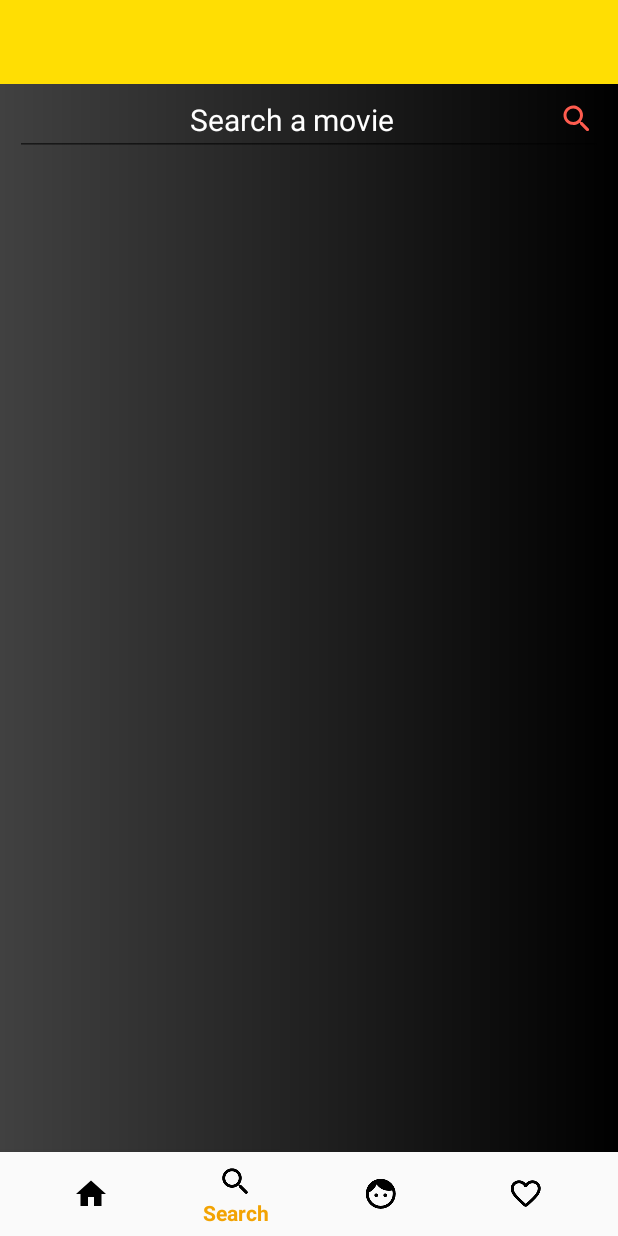
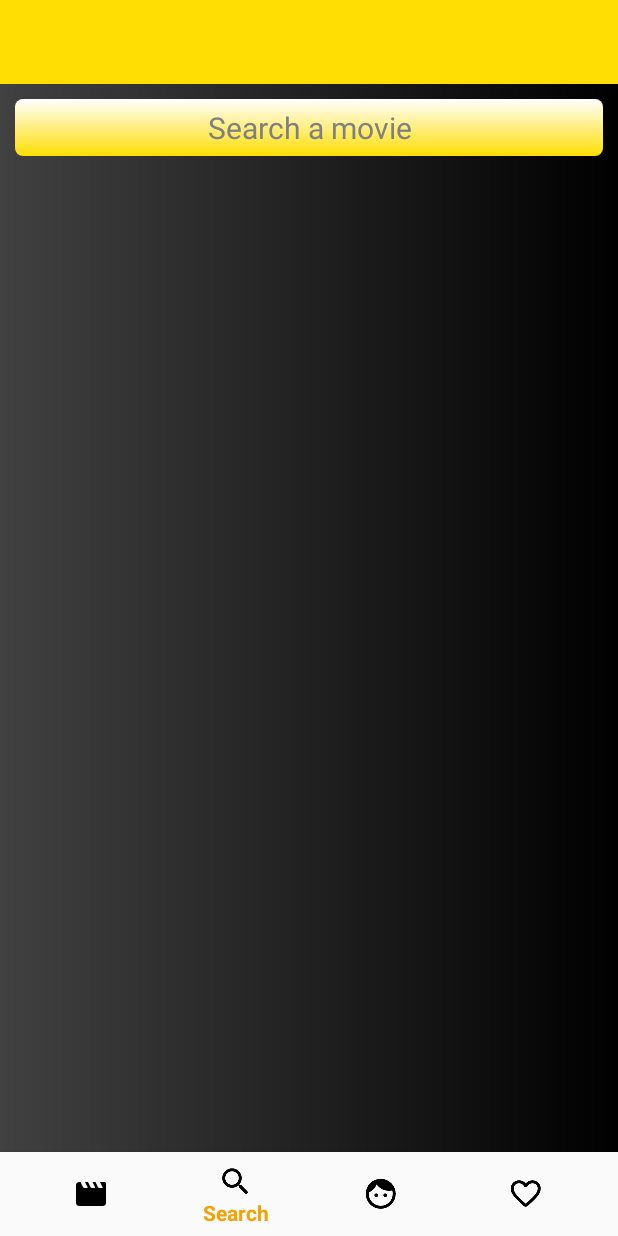
Before and after one commit to ikakooo/Final_Project_Movies, an Android app: the SearchFragment screen opened through its navigation route, on a phone screen of 412 x 824 dp. Run offline under Robolectric (Android 15) with nearby library versions, the phone set to English and light mode, and no system bars; our stand-ins replace navigation-ui; pictures from the network do not load.

Commit message:
search edit text

```diff
--- a/app/src/main/java/com/example/movieapplication/detailed_movie_view/DetailedMovieActivity.kt
+++ b/app/src/main/java/com/example/movieapplication/detailed_movie_view/DetailedMovieActivity.kt
@@ -71,6 +71,7 @@ class DetailedMovieActivity : AppCompatActivity() {
         lifecycle.addObserver(youtube_player_view)
         youtube_player_view.addYouTubePlayerListener(object : AbstractYouTubePlayerListener() {
             override fun onReady(youTubePlayer: YouTubePlayer) {
+
 
                 val loader = object : Thread() {
                     override fun run() {
--- /dev/null
+++ b/app/src/main/res/drawable/edit_text_shape.xml
@@ -0,0 +1,7 @@
+<?xml version="1.0" encoding="utf-8"?>
+<shape android:shape="rectangle"
+    xmlns:android="http://schemas.android.com/apk/res/android">
+    <gradient android:angle="-90" android:startColor="@color/white" android:endColor="@color/colorAccent"/>
+    <corners android:radius="5dp"/>
+
+</shape>
--- /dev/null
+++ b/app/src/main/res/drawable/ic_movie_creation_24px.xml
@@ -0,0 +1,9 @@
+<vector xmlns:android="http://schemas.android.com/apk/res/android"
+    android:width="24dp"
+    android:height="24dp"
+    android:viewportWidth="24"
+    android:viewportHeight="24">
+  <path
+      android:fillColor="#FF000000"
+      android:pathData="M18,4l1.82,3.64c0.08,0.16 -0.04,0.36 -0.22,0.36h-1.98c-0.38,0 -0.73,-0.21 -0.89,-0.55L15,4h-2l1.82,3.64c0.08,0.16 -0.04,0.36 -0.22,0.36h-1.98c-0.38,0 -0.73,-0.21 -0.89,-0.55L10,4H8l1.82,3.64c0.08,0.16 -0.04,0.36 -0.22,0.36H7.62c-0.38,0 -0.73,-0.21 -0.9,-0.55L5,4H4c-1.1,0 -2,0.9 -2,2v12c0,1.1 0.9,2 2,2h16c1.1,0 2,-0.9 2,-2V5c0,-0.55 -0.45,-1 -1,-1h-3z"/>
+</vector>
--- a/app/src/main/res/drawable/ic_search_24px.xml
+++ b/app/src/main/res/drawable/ic_search_24px.xml
@@ -5,5 +5,6 @@
     android:viewportHeight="24">
   <path
       android:fillColor="#ff5c4f"
+      android:fillAlpha="0.5"
       android:pathData="M15.5,14h-0.79l-0.28,-0.27c1.2,-1.4 1.82,-3.31 1.48,-5.34 -0.47,-2.78 -2.79,-5 -5.59,-5.34 -4.23,-0.52 -7.79,3.04 -7.27,7.27 0.34,2.8 2.56,5.12 5.34,5.59 2.03,0.34 3.94,-0.28 5.34,-1.48l0.27,0.28v0.79l4.25,4.25c0.41,0.41 1.08,0.41 1.49,0 0.41,-0.41 0.41,-1.08 0,-1.49L15.5,14zM9.5,14C7.01,14 5,11.99 5,9.5S7.01,5 9.5,5 14,7.01 14,9.5 11.99,14 9.5,14z"/>
 </vector>
--- a/app/src/main/res/layout/fragment_search.xml
+++ b/app/src/main/res/layout/fragment_search.xml
@@ -10,21 +10,24 @@
     <include layout="@layout/toolbar_layout" />
 
     <EditText
+        android:layout_marginTop="10dp"
+        android:padding="5dp"
+        android:background="@drawable/edit_text_shape"
+        android:textAlignment="center"
         android:id="@+id/moviesSearchEditTextID"
         android:layout_width="match_parent"
         android:layout_height="wrap_content"
         android:layout_gravity="top"
         android:layout_marginStart="10dp"
         android:layout_marginEnd="10dp"
-        android:drawableEnd="@drawable/ic_search_24px"
         android:ems="10"
-        android:gravity="center"
         android:hint="@string/search_a_movie"
         android:paddingStart="5dp"
         android:paddingEnd="5dp"
-        android:textColor="@color/colorAccent"
-        android:textColorHint="@color/white"
-        android:textSize="20sp" />
+        android:textColor="@color/black"
+        android:textColorHint="@color/gray"
+        android:textSize="20sp"
+        tools:ignore="RtlCompat" />
 
     <androidx.recyclerview.widget.RecyclerView
         android:id="@+id/searchResultRecyclerViewID"
--- a/app/src/main/res/menu/bottom_nav_menu.xml
+++ b/app/src/main/res/menu/bottom_nav_menu.xml
@@ -3,7 +3,7 @@
 
     <item
         android:id="@+id/navigation_home"
-        android:icon="@drawable/ic_home_black_24dp"
+        android:icon="@drawable/ic_movie_creation_24px"
         android:title="@string/title_home" />
     <item
         android:id="@+id/navigation_search"
--- a/app/src/main/res/values/colors.xml
+++ b/app/src/main/res/values/colors.xml
@@ -6,6 +6,7 @@
     <color name="colorPop">#FF3D00</color>
     <color name="colorTransparent">#00000000</color>
     <color name="white">#fff</color>
+    <color name="gray">#808080</color>
     <color name="black">#000</color>
     <color name="error_dialog_title_text_color">#e2564c</color>
     <color name="error_dialog_ok_button_text_color">#343434</color>
--- a/app/src/main/res/values/strings.xml
+++ b/app/src/main/res/values/strings.xml
@@ -1,7 +1,7 @@
 <resources>
     <string name="app_name">Movie Application</string>
     <string name="title_activity_movie_navigation">MainActivity</string>
-    <string name="title_home">Home</string>
+    <string name="title_home">Movies</string>
     <string name="title_dashboard">Dashboard</string>
     <string name="title_notifications">Notifications</string>
     <string name="title_search">Search</string>
```
